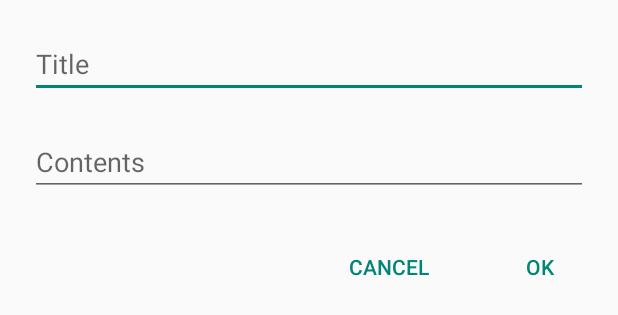
After one commit to juinmonospace/AndroidApp, an Android app built with Jetpack Compose: the layout new_note.xml on its own in the app's theme, with its tools: preview values and no code run, on a phone screen of 412 x 824 dp. The commit adds this screen. Shown: the top 315 px of the screen. Run offline under Robolectric (Android 15) with nearby library versions, the phone set to English and light mode, and no system bars.

Commit message:
add note features (flawed)

```diff
--- a/app/build.gradle.kts
+++ b/app/build.gradle.kts
@@ -38,6 +38,8 @@ android {
     }
     buildFeatures {
         compose = true
+        // VIEW BINDING
+        viewBinding = true
     }
     composeOptions {
         kotlinCompilerExtensionVersion = "1.5.1"
@@ -90,4 +92,7 @@ dependencies {
     implementation("androidx.navigation:navigation-compose:2.4.0-alpha10")
 
     implementation("com.google.android.gms:play-services-location:21.2.0")
+
+    //GSON Library
+    implementation("com.google.code.gson:gson:2.9.0")
 }
--- /dev/null
+++ b/app/src/main/java/com/example/myapplication/Note.kt
@@ -0,0 +1,5 @@
+package com.example.myapplication
+
+data class Note(
+    val title: String,
+    val contents: String)
--- /dev/null
+++ b/app/src/main/java/com/example/myapplication/Notes.kt
@@ -0,0 +1 @@
+package com.example.myapplication
--- /dev/null
+++ b/app/src/main/res/layout/new_note.xml
@@ -0,0 +1,49 @@
+<?xml version="1.0" encoding="utf-8"?>
+<ScrollView xmlns:android="http://schemas.android.com/apk/res/android"
+    android:layout_width="match_parent"
+    android:layout_height="match_parent">
+    <LinearLayout
+        android:layout_width="match_parent"
+        android:layout_height="wrap_content"
+        android:layout_margin="20dp"
+        android:orientation="vertical">
+
+        <EditText
+            android:id="@+id/editTitle"
+            android:layout_width="match_parent"
+            android:layout_height="wrap_content"
+            android:inputType="textPersonName"
+            android:hint="@string/title"
+            android:importantForAutofill="no" />
+
+        <EditText
+            android:id="@+id/editContents"
+            android:layout_width="match_parent"
+            android:layout_height="wrap_content"
+            android:layout_marginVertical="20dp"
+            android:hint="@string/contents"
+            android:inputType="text"
+            android:importantForAutofill="no" />
+
+        <TableRow
+            android:layout_width="match_parent"
+            android:layout_height="wrap_content"
+            android:gravity="end" >
+
+            <Button
+                android:id="@+id/btnCancel"
+                android:layout_width="wrap_content"
+                android:layout_height="wrap_content"
+                android:text="@string/cancel"
+                style="?android:attr/buttonBarButtonStyle" />
+
+            <Button
+                android:id="@+id/btnOK"
+                android:layout_width="wrap_content"
+                android:layout_height="wrap_content"
+                android:layout_marginStart="30dp"
+                android:text="@string/ok"
+                style="?android:attr/buttonBarButtonStyle" />
+        </TableRow>
+    </LinearLayout>
+</ScrollView>
--- a/app/src/main/res/values/strings.xml
+++ b/app/src/main/res/values/strings.xml
@@ -1,3 +1,18 @@
 <resources>
-    <string name="app_name">My Application</string>
+<string name="app_name">My Application</string>
+<string name="action_settings">Settings</string>
+
+<string name="title">Title</string>
+<string name="contents">Contents</string>
+<string name="cancel">Cancel</string>
+<string name="ok">OK</string>
+<string name="delete">Delete</string>
+
+<string name="select_theme">Switch to night theme?</string>
+<string name="add_dividers">Add dividing lines between notes?</string>
+
+<string name="add_new_note">Add a new note…</string>
+<string name="note_empty">Check the title and contents fields are not empty.</string>
+<string name="note_saved">Note saved!</string>
+<string name="note_deleted">Note deleted!</string>
 </resources>
```
Also changed, not shown: app/src/main/java/com/example/myapplication/MainActivity.kt (+64 -6 lines), app/src/main/java/com/example/myapplication/NewNote.kt (added, +54 -0 lines), app/src/main/java/com/example/myapplication/NoteAdapter.kt (added, +41 -0 lines), app/src/main/java/com/example/myapplication/ShowNote.kt (added, +46 -0 lines), app/src/main/res/layout/note_preview.xml (added, +27 -0 lines), app/src/main/res/layout/show_note.xml (added, +45 -0 lines).
